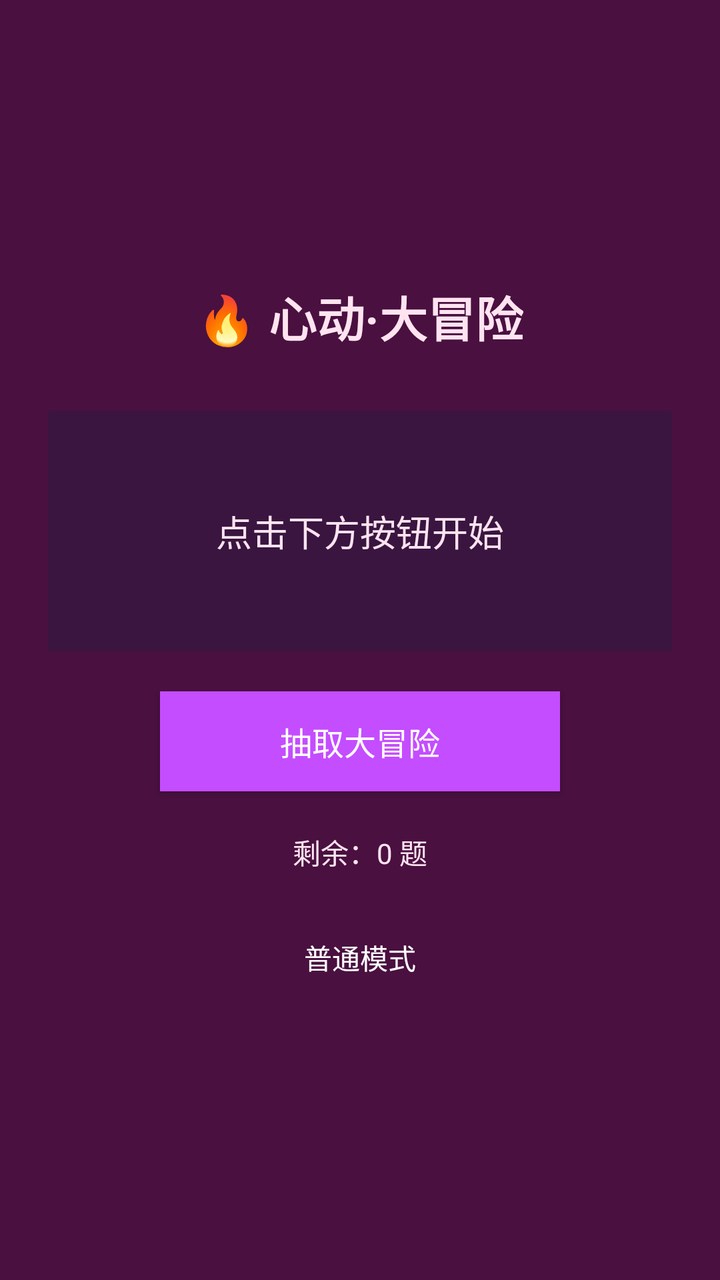
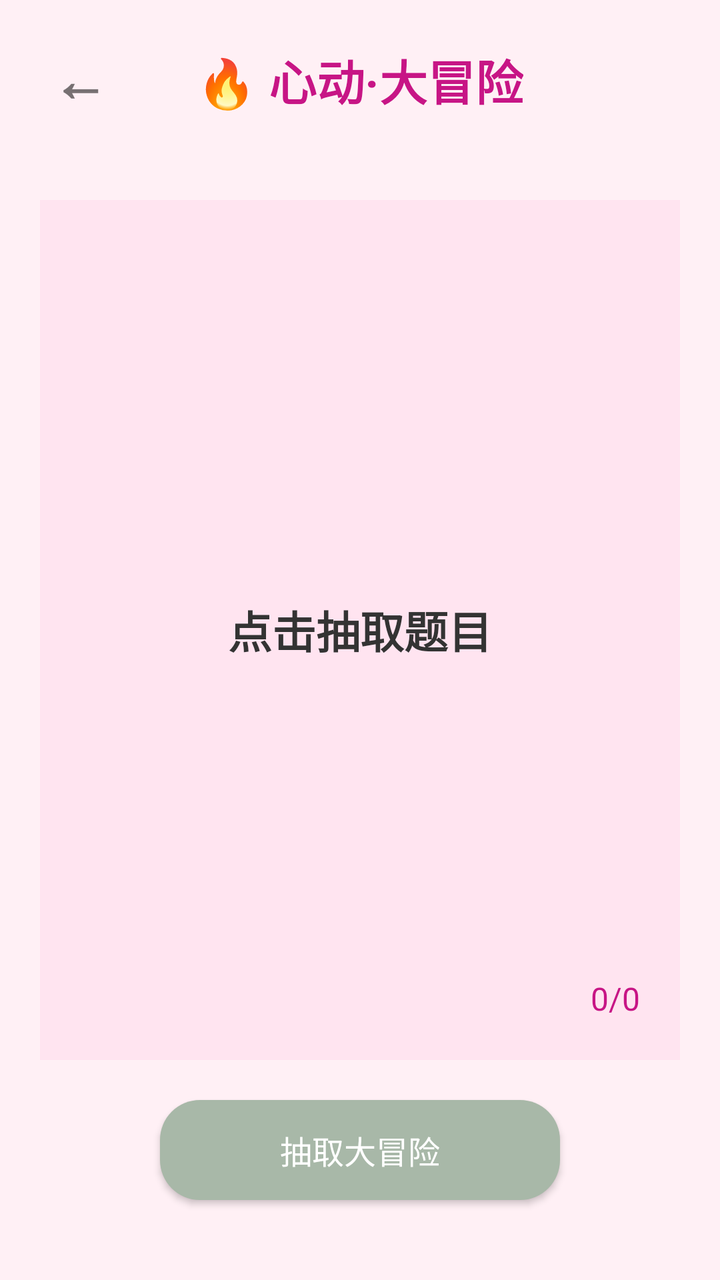

Two renders of the same Android screen: before a commit and after it. Below are the layout's source before the change and the commit's diff.
<!-- AndroidManifest.xml: application theme Theme.TruthOrDare -->
<!-- res/layout/activity_love_dare.xml -->
<?xml version="1.0" encoding="utf-8"?>

<LinearLayout xmlns:android="http://schemas.android.com/apk/res/android"
    android:layout_width="match_parent"
    android:layout_height="match_parent"
    android:orientation="vertical"
    android:background="#4A1040"
    android:gravity="center"
    android:padding="24dp">

    <TextView
        android:id="@+id/titleTextView"
        android:layout_width="wrap_content"
        android:layout_height="wrap_content"
        android:text="🔥 心动·大冒险"
        android:textSize="24sp"
        android:textStyle="bold"
        android:textColor="#FFE4F0"
        android:layout_marginBottom="30dp" />

    <TextView
        android:id="@+id/questionTextView"
        android:layout_width="match_parent"
        android:layout_height="120dp"
        android:gravity="center"
        android:text="点击下方按钮开始"
        android:textSize="18sp"
        android:textColor="#FFE4F0"
        android:background="#3A1540"
        android:padding="16dp"
        android:layout_marginBottom="20dp" />

    <Button
        android:id="@+id/extractButton"
        android:layout_width="200dp"
        android:layout_height="50dp"
        android:text="抽取大冒险"
        android:textSize="16sp"
        android:textColor="#FFFFFF"
        android:background="#C44DFF"
        android:layout_marginBottom="20dp" />

    <TextView
        android:id="@+id/counterTextView"
        android:layout_width="wrap_content"
        android:layout_height="wrap_content"
        android:text="剩余：0 题"
        android:textSize="14sp"
        android:textColor="#FFE4F0"
        android:layout_marginBottom="10dp" />

    <TextView
        android:id="@+id/backToNormalBtn"
        android:layout_width="wrap_content"
        android:layout_height="wrap_content"
        android:text="普通模式"
        android:textSize="14sp"
        android:textColor="#FFFFFF"
        android:padding="10dp"
        android:layout_marginTop="12dp" />
</LinearLayout>
<!-- resources referenced by this layout -->
<resources>
  <style name="Theme.TruthOrDare" parent="Theme.MaterialComponents.DayNight.DarkActionBar">
          
          <item name="colorPrimary">@color/morandi_primary</item>
          <item name="colorPrimaryVariant">@color/morandi_dark</item>  
          <item name="colorOnPrimary">@color/white</item>
  
          
          <item name="colorSecondary">@color/morandi_secondary</item>
          <item name="colorSecondaryVariant">@color/morandi_accent</item>  
          <item name="colorOnSecondary">@color/white</item>
  
          
          <item name="colorSecondary">@color/morandi_secondary</item>
          <item name="colorSecondaryVariant">@color/morandi_accent</item>
          <item name="colorOnSecondary">@color/white</item>
  
          
          <item name="android:windowBackground">@color/morandi_bg</item>
          <item name="android:statusBarColor">@color/morandi_bg</item>
  
          
          <item name="android:fontFamily">sans-serif</item>
  
          
          <item name="windowNoTitle">true</item>
          <item name="windowActionBar">false</item>
      </style>
  <color name="morandi_primary">#A8B8A8</color>
  <color name="morandi_dark">#7A8A7A</color>
  <color name="white">#FFFFFFFF</color>
  <color name="morandi_secondary">#D1B6A8</color>
  <color name="morandi_accent">#C9A8A8</color>
  <color name="morandi_bg">#F5F5F5</color>
</resources>

<!-- the commit's change to res/layout/activity_love_dare.xml (unified diff, before → after) -->
@@ -4,58 +4,92 @@
     android:layout_width="match_parent"
     android:layout_height="match_parent"
     android:orientation="vertical"
-    android:background="#4A1040"
-    android:gravity="center"
-    android:padding="24dp">
+    android:background="#FFF0F5"
+    android:gravity="center_horizontal">
 
-    <TextView
-        android:id="@+id/titleTextView"
-        android:layout_width="wrap_content"
+    
+    <RelativeLayout
+        android:layout_width="match_parent"
         android:layout_height="wrap_content"
-        android:text="🔥 心动·大冒险"
-        android:textSize="24sp"
-        android:textStyle="bold"
-        android:textColor="#FFE4F0"
-        android:layout_marginBottom="30dp" />
+        android:padding="20dp">
 
-    <TextView
-        android:id="@+id/questionTextView"
+        <TextView
+            android:id="@+id/backButton"
+            android:layout_width="40dp"
+            android:layout_height="40dp"
+            android:layout_alignParentStart="true"
+            android:layout_centerVertical="true"
+            android:gravity="center"
+            android:text="←"
+            android:textColor="#88000000"
+            android:textSize="28sp"
+            android:textStyle="bold" />
+
+        <TextView
+            android:id="@+id/titleTextView"
+            android:layout_width="wrap_content"
+            android:layout_height="wrap_content"
+            android:layout_centerInParent="true"
+            android:text="🔥 心动·大冒险"
+            android:textSize="24sp"
+            android:textStyle="bold"
+            android:textColor="#C71585" />
+
+    </RelativeLayout>
+
+    
+    <RelativeLayout
         android:layout_width="match_parent"
-        android:layout_height="120dp"
-        android:gravity="center"
-        android:text="点击下方按钮开始"
-        android:textSize="18sp"
-        android:textColor="#FFE4F0"
-        android:background="#3A1540"
-        android:padding="16dp"
-        android:layout_marginBottom="20dp" />
+        android:layout_height="0dp"
+        android:layout_weight="1"
+        android:padding="20dp">
 
+        <LinearLayout
+            android:id="@+id/noteContainer"
+            android:layout_width="match_parent"
+            android:layout_height="match_parent"
+            android:background="#FFE4F0"
+            android:orientation="vertical"
+            android:gravity="center"
+            android:padding="40dp">
+
+            <TextView
+                android:id="@+id/questionTextView"
+                android:layout_width="wrap_content"
+                android:layout_height="wrap_content"
+                android:gravity="center"
+                android:text="点击抽取题目"
+                android:textColor="#333333"
+                android:textSize="22sp"
+                android:textStyle="bold"
+                android:fontFamily="sans-serif-light"
+                android:lineSpacingExtra="12sp" />
+
+        </LinearLayout>
+
+        <TextView
+            android:id="@+id/counterTextView"
+            android:layout_width="wrap_content"
+            android:layout_height="wrap_content"
+            android:layout_alignParentBottom="true"
+            android:layout_alignParentEnd="true"
+            android:layout_marginEnd="20dp"
+            android:layout_marginBottom="20dp"
+            android:text="0/0"
+            android:textColor="#C71585"
+            android:textSize="16sp" />
+
+    </RelativeLayout>
+
+    
     <Button
         android:id="@+id/extractButton"
         android:layout_width="200dp"
         android:layout_height="50dp"
+        android:layout_marginBottom="40dp"
         android:text="抽取大冒险"
         android:textSize="16sp"
         android:textColor="#FFFFFF"
-        android:background="#C44DFF"
-        android:layout_marginBottom="20dp" />
+        android:background="@drawable/rounded_button" />
 
-    <TextView
-        android:id="@+id/counterTextView"
-        android:layout_width="wrap_content"
-        android:layout_height="wrap_content"
-        android:text="剩余：0 题"
-        android:textSize="14sp"
-        android:textColor="#FFE4F0"
-        android:layout_marginBottom="10dp" />
-
-    <TextView
-        android:id="@+id/backToNormalBtn"
-        android:layout_width="wrap_content"
-        android:layout_height="wrap_content"
-        android:text="普通模式"
-        android:textSize="14sp"
-        android:textColor="#FFFFFF"
-        android:padding="10dp"
-        android:layout_marginTop="12dp" />
 </LinearLayout>
<!-- resource entries referenced after the edit -->
@@ -1,5 +1,39 @@
 <!-- resources referenced by this layout -->
 <resources>
+  <!-- drawable rounded_button (drawable) -->
+  <?xml version="1.0" encoding="utf-8"?>
+  
+  <selector xmlns:android="http://schemas.android.com/apk/res/android">
+      
+      <item android:state_pressed="true">
+          <shape android:shape="rectangle">
+              
+              <corners android:radius="20dp" />
+              
+              <solid android:color="@color/button_pressed" />
+              
+              <padding android:left="16dp"
+                  android:top="12dp"
+                  android:right="16dp"
+                  android:bottom="12dp"/>
+          </shape>
+      </item>
+  
+      
+      <item>
+          <shape android:shape="rectangle">
+              
+              <corners android:radius="20dp" />
+              
+              <solid android:color="@color/button_normal" />
+              
+              <padding android:left="16dp"
+                  android:top="12dp"
+                  android:right="16dp"
+                  android:bottom="12dp"/>
+          </shape>
+      </item>
+  </selector>
   <style name="Theme.TruthOrDare" parent="Theme.MaterialComponents.DayNight.DarkActionBar">
           
           <item name="colorPrimary">@color/morandi_primary</item>
@@ -27,6 +61,8 @@
           <item name="windowNoTitle">true</item>
           <item name="windowActionBar">false</item>
       </style>
+  <color name="button_pressed">#8A9A8A</color>
+  <color name="button_normal">#A8B8A8</color>
   <color name="morandi_primary">#A8B8A8</color>
   <color name="morandi_dark">#7A8A7A</color>
   <color name="white">#FFFFFFFF</color>
